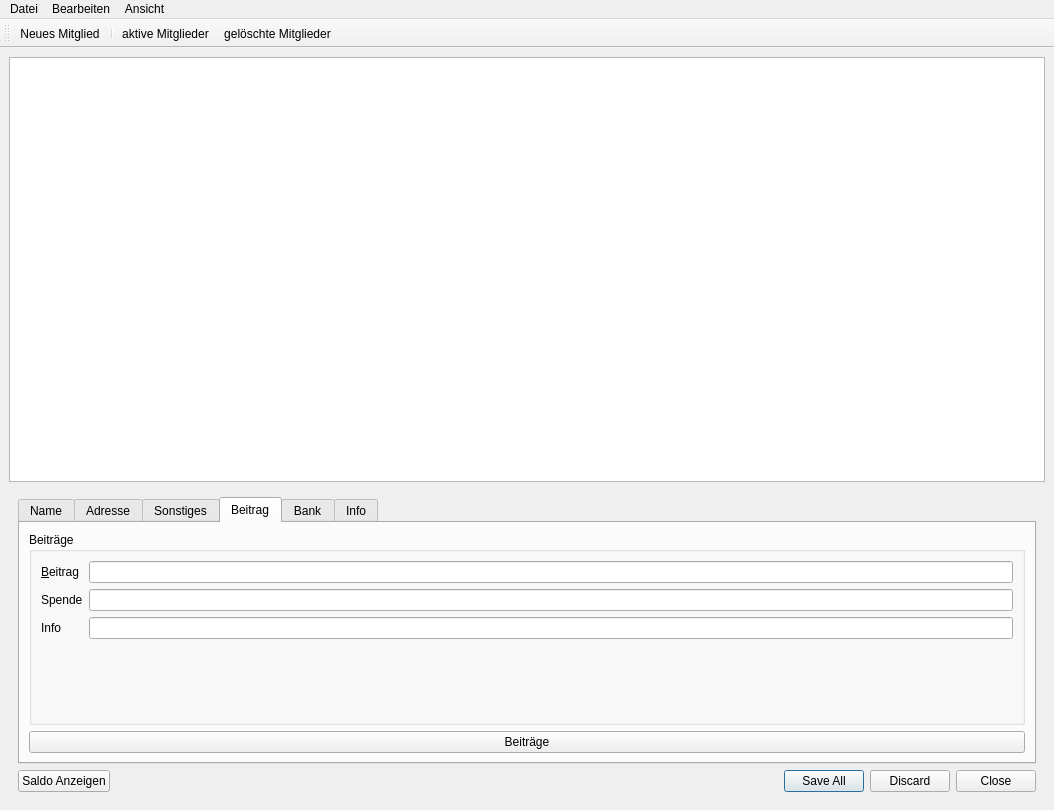
The window that src/gui/mainwindow.ui (Bjoe/member-manager) describes before a commit, drawn with Qt 5.
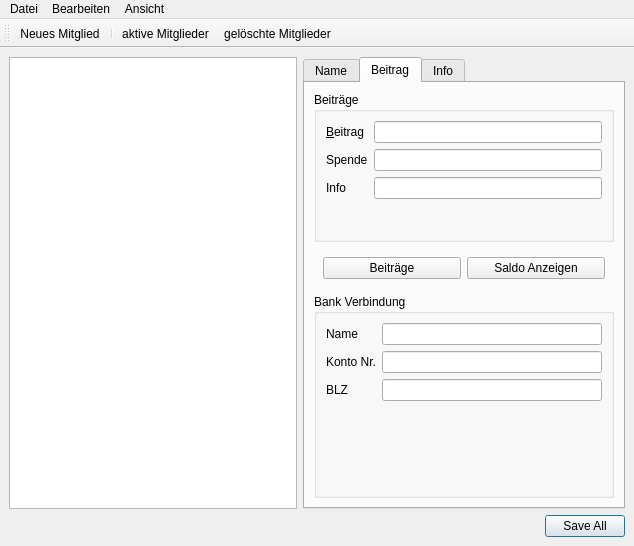
The same window after the commit. The open tabs and pages were chosen to show the change.

```diff
--- a/src/gui/mainwindow.ui
+++ b/src/gui/mainwindow.ui
@@ -6,14 +6,23 @@
    <rect>
     <x>0</x>
     <y>0</y>
-    <width>1054</width>
-    <height>810</height>
+    <width>634</width>
+    <height>502</height>
    </rect>
   </property>
   <property name="windowTitle">
-   <string>MainWindow</string>
+   <string>Member Manager</string>
+  </property>
+  <property name="animated">
+   <bool>false</bool>
   </property>
   <widget class="QWidget" name="centralwidget">
+   <property name="sizePolicy">
+    <sizepolicy hsizetype="Expanding" vsizetype="Expanding">
+     <horstretch>0</horstretch>
+     <verstretch>0</verstretch>
+    </sizepolicy>
+   </property>
    <layout class="QGridLayout" name="gridLayout">
     <item row="0" column="0">
      <widget class="QTableView" name="tableView">
@@ -43,34 +52,14 @@
       </attribute>
      </widget>
     </item>
-    <item row="1" column="0">
-     <widget class="QWidget" name="memberWidget" native="true">
-      <property name="sizePolicy">
-       <sizepolicy hsizetype="Expanding" vsizetype="Fixed">
-        <horstretch>0</horstretch>
-        <verstretch>0</verstretch>
-       </sizepolicy>
-      </property>
-      <layout class="QFormLayout" name="formLayout_7">
-       <item row="1" column="1">
-        <widget class="QDialogButtonBox" name="buttonBox">
-         <property name="standardButtons">
-          <set>QDialogButtonBox::Close|QDialogButtonBox::Discard|QDialogButtonBox::SaveAll</set>
-         </property>
-         <property name="centerButtons">
-          <bool>false</bool>
-         </property>
-        </widget>
-       </item>
-       <item row="1" column="0">
-        <widget class="QPushButton" name="saldoButton">
-         <property name="text">
-          <string>Saldo Anzeigen</string>
-         </property>
-        </widget>
-       </item>
-       <item row="0" column="0" colspan="2">
+    <item row="0" column="2">
         <widget class="QTabWidget" name="tabWidget">
+      <property name="maximumSize">
+       <size>
+        <width>450</width>
+        <height>16777215</height>
+       </size>
+      </property>
          <property name="currentIndex">
           <number>0</number>
          </property>
@@ -78,13 +67,25 @@
           <attribute name="title">
            <string>Name</string>
           </attribute>
-          <layout class="QVBoxLayout" name="verticalLayout">
+       <layout class="QVBoxLayout" name="verticalLayout_2">
            <item>
-            <widget class="QGroupBox" name="groupBox">
+         <widget class="QGroupBox" name="commonGroupBox">
+          <property name="sizePolicy">
+           <sizepolicy hsizetype="Preferred" vsizetype="Fixed">
+            <horstretch>0</horstretch>
+            <verstretch>0</verstretch>
+           </sizepolicy>
+          </property>
+          <property name="minimumSize">
+           <size>
+            <width>0</width>
+            <height>150</height>
+           </size>
+          </property>
              <property name="title">
               <string>Allgemeine Daten</string>
              </property>
-             <layout class="QFormLayout" name="formLayout">
+          <layout class="QFormLayout" name="commonLayout">
               <property name="fieldGrowthPolicy">
                <enum>QFormLayout::ExpandingFieldsGrow</enum>
               </property>
@@ -98,6 +99,22 @@
                 </property>
                </widget>
               </item>
+           <item row="0" column="1">
+            <widget class="QLabel" name="memberId">
+             <property name="enabled">
+              <bool>true</bool>
+             </property>
+             <property name="sizePolicy">
+              <sizepolicy hsizetype="Expanding" vsizetype="Preferred">
+               <horstretch>0</horstretch>
+               <verstretch>0</verstretch>
+              </sizepolicy>
+             </property>
+             <property name="text">
+              <string>0</string>
+             </property>
+            </widget>
+           </item>
               <item row="1" column="0">
                <widget class="QLabel" name="memberNameLabel">
                 <property name="text">
@@ -134,38 +151,27 @@
               <item row="3" column="1">
                <widget class="QLineEdit" name="nickname"/>
               </item>
-              <item row="0" column="1">
-               <widget class="QLabel" name="memberId">
-                <property name="enabled">
-                 <bool>true</bool>
-                </property>
+          </layout>
+         </widget>
+        </item>
+        <item>
+         <widget class="QGroupBox" name="addressGroupBox">
                 <property name="sizePolicy">
-                 <sizepolicy hsizetype="Expanding" vsizetype="Preferred">
+           <sizepolicy hsizetype="Preferred" vsizetype="Fixed">
                   <horstretch>0</horstretch>
                   <verstretch>0</verstretch>
                  </sizepolicy>
                 </property>
-                <property name="text">
-                 <string>0</string>
-                </property>
-               </widget>
-              </item>
-             </layout>
-            </widget>
-           </item>
-          </layout>
-         </widget>
-         <widget class="QWidget" name="adress">
-          <attribute name="title">
-           <string>Adresse</string>
-          </attribute>
-          <layout class="QVBoxLayout" name="verticalLayout_2">
-           <item>
-            <widget class="QGroupBox" name="groupBox_2">
+          <property name="minimumSize">
+           <size>
+            <width>0</width>
+            <height>150</height>
+           </size>
+          </property>
              <property name="title">
               <string>Adresse</string>
              </property>
-             <layout class="QFormLayout" name="formLayout_2">
+          <layout class="QFormLayout" name="addressLayout">
               <item row="0" column="0">
                <widget class="QLabel" name="streetLabel">
                 <property name="text">
@@ -208,19 +214,12 @@
              </layout>
             </widget>
            </item>
-          </layout>
-         </widget>
-         <widget class="QWidget" name="etc">
-          <attribute name="title">
-           <string>Sonstiges</string>
-          </attribute>
-          <layout class="QVBoxLayout" name="verticalLayout_3">
            <item>
-            <widget class="QGroupBox" name="groupBox_3">
+         <widget class="QGroupBox" name="otherGroupBox">
              <property name="title">
               <string>Sonstiges</string>
              </property>
-             <layout class="QFormLayout" name="formLayout_3">
+          <layout class="QFormLayout" name="otherLayout">
               <item row="0" column="0">
                <widget class="QLabel" name="emailLabel">
                 <property name="text">
@@ -267,13 +266,25 @@
           <attribute name="title">
            <string>Beitrag</string>
           </attribute>
-          <layout class="QVBoxLayout" name="verticalLayout_4">
+       <layout class="QVBoxLayout" name="contributionVerticalLayout">
            <item>
-            <widget class="QGroupBox" name="groupBox_6">
+         <widget class="QGroupBox" name="contributionGroupBox">
+          <property name="sizePolicy">
+           <sizepolicy hsizetype="Preferred" vsizetype="Fixed">
+            <horstretch>0</horstretch>
+            <verstretch>0</verstretch>
+           </sizepolicy>
+          </property>
+          <property name="minimumSize">
+           <size>
+            <width>0</width>
+            <height>150</height>
+           </size>
+          </property>
              <property name="title">
               <string>Beiträge</string>
              </property>
-             <layout class="QFormLayout" name="formLayout_4">
+          <layout class="QFormLayout" name="contributionLayout">
               <item row="0" column="0">
                <widget class="QLabel" name="feeLabel">
                 <property name="text">
@@ -311,6 +322,37 @@
             </widget>
            </item>
            <item>
+         <widget class="QWidget" name="buttonWidget" native="true">
+          <property name="sizePolicy">
+           <sizepolicy hsizetype="Expanding" vsizetype="Fixed">
+            <horstretch>0</horstretch>
+            <verstretch>0</verstretch>
+           </sizepolicy>
+          </property>
+          <property name="minimumSize">
+           <size>
+            <width>300</width>
+            <height>0</height>
+           </size>
+          </property>
+          <property name="maximumSize">
+           <size>
+            <width>450</width>
+            <height>16777215</height>
+           </size>
+          </property>
+          <property name="layoutDirection">
+           <enum>Qt::RightToLeft</enum>
+          </property>
+          <layout class="QHBoxLayout" name="horizontalLayout">
+           <item>
+            <widget class="QPushButton" name="saldoButton">
+             <property name="text">
+              <string>Saldo Anzeigen</string>
+             </property>
+            </widget>
+           </item>
+           <item>
             <widget class="QPushButton" name="feeButton">
              <property name="text">
               <string>Beiträge</string>
@@ -319,17 +361,13 @@
            </item>
           </layout>
          </widget>
-         <widget class="QWidget" name="bank">
-          <attribute name="title">
-           <string>Bank</string>
-          </attribute>
-          <layout class="QVBoxLayout" name="verticalLayout_5">
+        </item>
            <item>
-            <widget class="QGroupBox" name="groupBox_5">
+         <widget class="QGroupBox" name="accountGroupBox">
              <property name="title">
               <string>Bank Verbindung</string>
              </property>
-             <layout class="QFormLayout" name="formLayout_5">
+          <layout class="QFormLayout" name="accountLayout">
               <item row="0" column="0">
                <widget class="QLabel" name="bankNameLabel">
                 <property name="text">
@@ -369,21 +407,14 @@
           <attribute name="title">
            <string>Info</string>
           </attribute>
-          <layout class="QVBoxLayout" name="verticalLayout_6">
+       <layout class="QVBoxLayout" name="infoVerticalLayout">
            <item>
-            <widget class="QGroupBox" name="groupBox_4">
-             <layout class="QFormLayout" name="formLayout_6">
-              <item row="0" column="0">
-               <widget class="QLabel" name="infoLabel">
-                <property name="text">
-                 <string>&amp;Info</string>
-                </property>
-                <property name="buddy">
-                 <cstring>info</cstring>
-                </property>
-               </widget>
-              </item>
-              <item row="0" column="1">
+         <widget class="QGroupBox" name="infoGroupBox">
+          <property name="title">
+           <string>Info</string>
+          </property>
+          <layout class="QVBoxLayout" name="verticalLayout">
+           <item>
                <widget class="QPlainTextEdit" name="info"/>
               </item>
              </layout>
@@ -393,7 +424,11 @@
          </widget>
         </widget>
        </item>
-      </layout>
+    <item row="1" column="2">
+     <widget class="QDialogButtonBox" name="buttonBox">
+      <property name="standardButtons">
+       <set>QDialogButtonBox::SaveAll</set>
+      </property>
      </widget>
     </item>
    </layout>
@@ -418,7 +453,7 @@
     <rect>
      <x>0</x>
      <y>0</y>
-     <width>1054</width>
+     <width>634</width>
      <height>20</height>
     </rect>
    </property>
```
Lines whose indentation alone changed are shown as unchanged.
